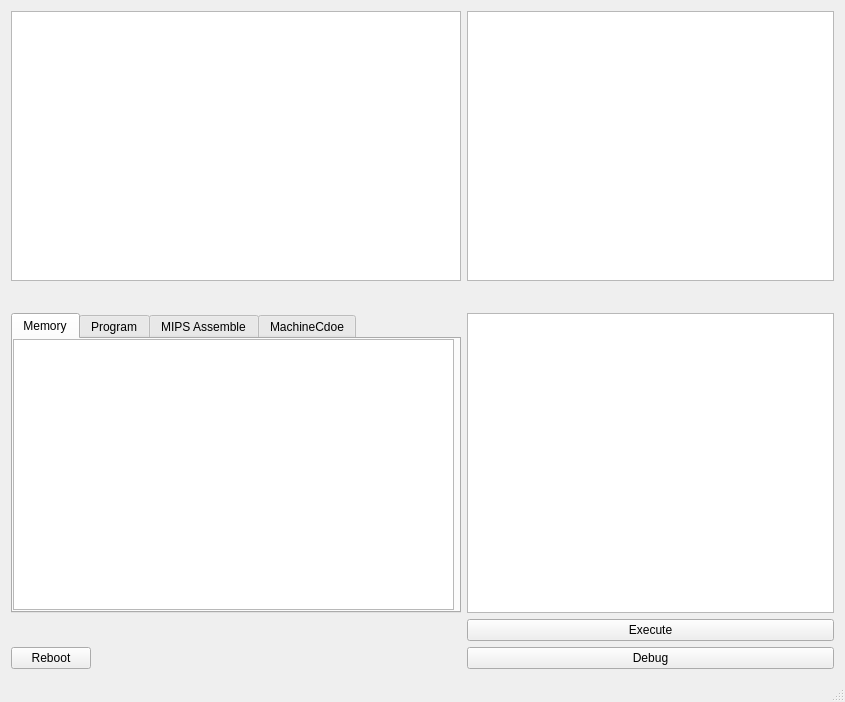
Qt form mainwindow.ui (PPGY0711/MIPSAssembler) before a commit.
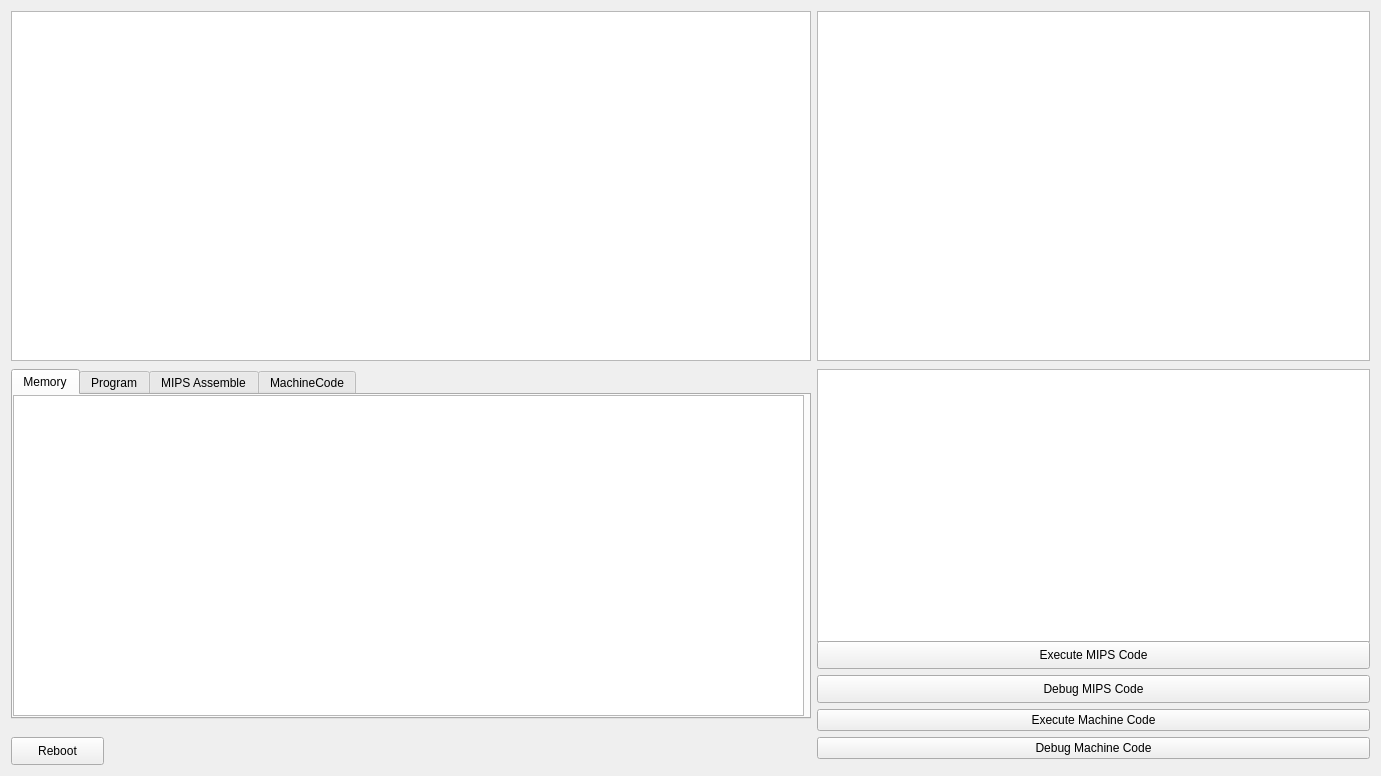
The same form after that commit.

```diff
--- a/mainwindow.ui
+++ b/mainwindow.ui
@@ -6,14 +6,26 @@
    <rect>
     <x>0</x>
     <y>0</y>
+    <width>1381</width>
+    <height>776</height>
+   </rect>
+  </property>
+  <property name="minimumSize">
+   <size>
     <width>845</width>
     <height>702</height>
-   </rect>
+   </size>
   </property>
   <property name="windowTitle">
    <string>MainWindow</string>
   </property>
   <widget class="QWidget" name="centralWidget">
+   <property name="minimumSize">
+    <size>
+     <width>845</width>
+     <height>651</height>
+    </size>
+   </property>
    <layout class="QGridLayout" name="gridLayout">
     <item row="0" column="0">
      <layout class="QFormLayout" name="formLayout">
@@ -21,8 +33,8 @@
        <widget class="QTextEdit" name="PCWindow">
         <property name="minimumSize">
          <size>
-          <width>450</width>
-          <height>250</height>
+          <width>800</width>
+          <height>350</height>
          </size>
         </property>
         <property name="readOnly">
@@ -30,33 +42,35 @@
         </property>
        </widget>
       </item>
-      <item row="2" column="1">
-       <widget class="QTextEdit" name="ControlPanel">
-        <property name="readOnly">
-         <bool>true</bool>
+      <item row="0" column="1">
+       <widget class="QTableWidget" name="RegisterFile">
+        <property name="minimumSize">
+         <size>
+          <width>300</width>
+          <height>350</height>
+         </size>
         </property>
        </widget>
       </item>
-      <item row="4" column="1">
-       <widget class="QPushButton" name="DebugBtn">
-        <property name="text">
-         <string>Debug</string>
+      <item row="1" column="1">
+       <spacer name="horizontalSpacer_2">
+        <property name="orientation">
+         <enum>Qt::Horizontal</enum>
         </property>
-       </widget>
-      </item>
-      <item row="3" column="1">
-       <widget class="QPushButton" name="ExecuteBtn">
-        <property name="text">
-         <string>Execute</string>
+        <property name="sizeHint" stdset="0">
+         <size>
+          <width>40</width>
+          <height>80</height>
+         </size>
         </property>
-       </widget>
+       </spacer>
       </item>
       <item row="2" column="0">
        <widget class="QTabWidget" name="ShowTab">
         <property name="minimumSize">
          <size>
-          <width>450</width>
-          <height>300</height>
+          <width>800</width>
+          <height>350</height>
          </size>
         </property>
         <property name="currentIndex">
@@ -71,8 +85,8 @@
            <rect>
             <x>0</x>
             <y>0</y>
-            <width>441</width>
-            <height>271</height>
+            <width>791</width>
+            <height>321</height>
            </rect>
           </property>
          </widget>
@@ -86,8 +100,8 @@
            <rect>
             <x>0</x>
             <y>0</y>
-            <width>441</width>
-            <height>271</height>
+            <width>791</width>
+            <height>321</height>
            </rect>
           </property>
          </widget>
@@ -101,70 +115,99 @@
            <rect>
             <x>0</x>
             <y>0</y>
-            <width>441</width>
-            <height>271</height>
+            <width>791</width>
+            <height>321</height>
            </rect>
           </property>
          </widget>
         </widget>
         <widget class="QWidget" name="tab_4">
          <attribute name="title">
-          <string>MachineCdoe</string>
+          <string>MachineCode</string>
          </attribute>
          <widget class="QTextEdit" name="MachineCodeInput">
           <property name="geometry">
            <rect>
             <x>0</x>
             <y>0</y>
-            <width>441</width>
-            <height>271</height>
+            <width>791</width>
+            <height>321</height>
            </rect>
           </property>
          </widget>
         </widget>
        </widget>
       </item>
-      <item row="4" column="0">
+      <item row="2" column="1">
+       <widget class="QTextEdit" name="ControlPanel">
+        <property name="minimumSize">
+         <size>
+          <width>200</width>
+          <height>273</height>
+         </size>
+        </property>
+        <property name="readOnly">
+         <bool>true</bool>
+        </property>
+       </widget>
+      </item>
+      <item row="3" column="1">
+       <widget class="QPushButton" name="ExecuteBtn">
+        <property name="minimumSize">
+         <size>
+          <width>364</width>
+          <height>28</height>
+         </size>
+        </property>
+        <property name="text">
+         <string>Execute MIPS Code</string>
+        </property>
+       </widget>
+      </item>
+      <item row="4" column="1">
+       <widget class="QPushButton" name="DebugBtn">
+        <property name="minimumSize">
+         <size>
+          <width>364</width>
+          <height>28</height>
+         </size>
+        </property>
+        <property name="text">
+         <string>Debug MIPS Code</string>
+        </property>
+       </widget>
+      </item>
+      <item row="5" column="1">
+       <widget class="QPushButton" name="ExecuteMachineCode">
+        <property name="text">
+         <string>Execute Machine Code</string>
+        </property>
+       </widget>
+      </item>
+      <item row="6" column="0">
        <widget class="QPushButton" name="ResetBtn">
+        <property name="minimumSize">
+         <size>
+          <width>93</width>
+          <height>28</height>
+         </size>
+        </property>
         <property name="text">
          <string>Reboot</string>
         </property>
        </widget>
       </item>
-      <item row="1" column="0">
-       <spacer name="horizontalSpacer">
-        <property name="orientation">
-         <enum>Qt::Horizontal</enum>
+      <item row="6" column="1">
+       <widget class="QPushButton" name="pushButton">
+        <property name="text">
+         <string>Debug Machine Code</string>
         </property>
-        <property name="sizeHint" stdset="0">
-         <size>
-          <width>450</width>
-          <height>20</height>
-         </size>
-        </property>
-       </spacer>
-      </item>
-      <item row="1" column="1">
-       <spacer name="horizontalSpacer_2">
-        <property name="orientation">
-         <enum>Qt::Horizontal</enum>
-        </property>
-        <property name="sizeHint" stdset="0">
-         <size>
-          <width>40</width>
-          <height>20</height>
-         </size>
-        </property>
-       </spacer>
-      </item>
-      <item row="0" column="1">
-       <widget class="QTableWidget" name="RegisterFile"/>
+       </widget>
       </item>
      </layout>
     </item>
    </layout>
   </widget>
-  <widget class="QStatusBar" name="statusBar"/>
  </widget>
  <layoutdefault spacing="6" margin="11"/>
  <resources/>
```
